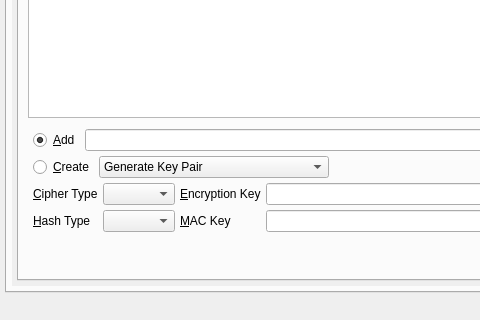
Qt form UI/controlcenter.ui (xloem/spot-on-svn) before a commit; both pictures show x 0 to 480 and y 330 to 650 of the 1196 by 650 pixel window.
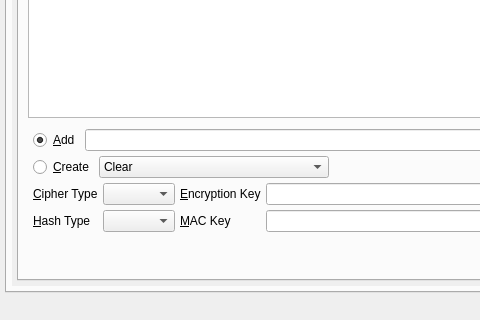
The same form after that commit. The open tabs and pages were chosen to show the change. Icons and pictures are not drawn. Custom widgets are drawn as their Qt base class.

Commit message: Renamed labels.

Patch:
```diff
--- a/UI/controlcenter.ui
+++ b/UI/controlcenter.ui
@@ -3761,8 +3761,8 @@
             <rect>
              <x>0</x>
              <y>0</y>
-             <width>1170</width>
-             <height>548</height>
+             <width>590</width>
+             <height>343</height>
             </rect>
            </property>
            <layout class="QVBoxLayout" name="verticalLayout_43">
@@ -3874,6 +3874,11 @@
                        <property name="minimumContentsLength">
                         <number>25</number>
                        </property>
+                       <item>
+                        <property name="text">
+                         <string>Clear</string>
+                        </property>
+                       </item>
                        <item>
                         <property name="text">
                          <string>Generate Key Pair</string>
```
Left out of the diff: 16 changed lines with no effect on the pictures.
